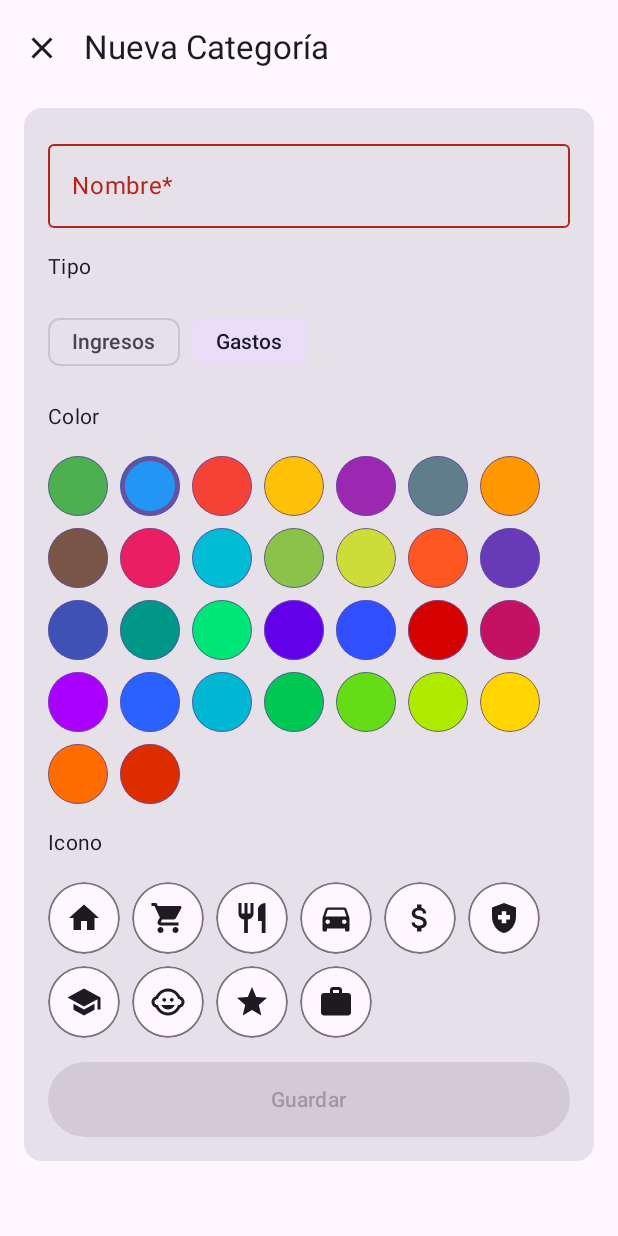
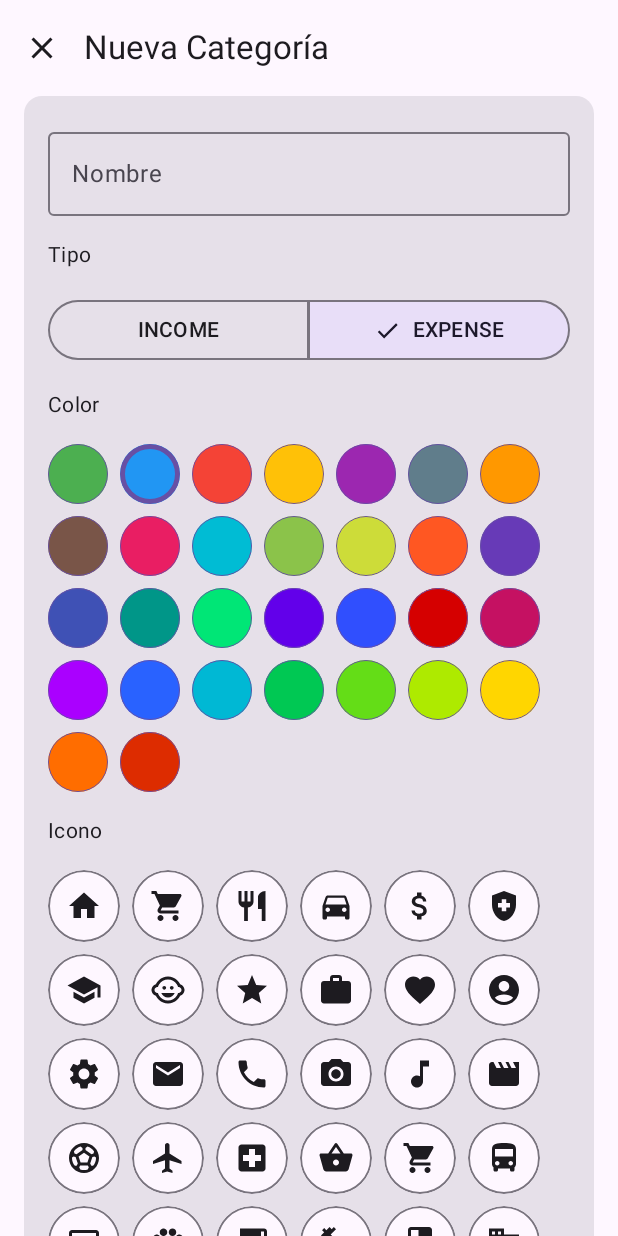
Before and after one commit to ing-fabiansuarez/GuardaditoApp, an Android app built with Jetpack Compose: the CategoryFormScreen screen opened through its navigation route, on a phone screen of 412 x 824 dp. Run offline under Robolectric (Android 15) with nearby library versions, the phone set to English and light mode, and no system bars; our stand-ins replace Room's generated code.

Commit message:
Se guardo correctamente la categoria

```diff
--- a/app/src/main/java/software/mys/guardaditoapp/data/local/entities/CategoryEntity.kt
+++ b/app/src/main/java/software/mys/guardaditoapp/data/local/entities/CategoryEntity.kt
@@ -3,12 +3,14 @@ package software.mys.guardaditoapp.data.local.entities
 import androidx.compose.material.icons.Icons
 import androidx.compose.material.icons.filled.ArrowDownward
 import androidx.compose.material.icons.filled.ArrowUpward
+import androidx.compose.material.icons.filled.Category
 import androidx.compose.material3.Icon
 import androidx.compose.ui.graphics.Color
 import androidx.room.Entity
 import androidx.room.PrimaryKey
 import software.mys.guardaditoapp.ui.models.CategoryUi
 import software.mys.guardaditoapp.ui.models.CategoryUiType
+import software.mys.guardaditoapp.ui.util.AppIcons
 
 @Entity(tableName = "categories")
 data class CategoryEntity(
@@ -18,15 +20,17 @@ data class CategoryEntity(
     val color: Long, // Color en formato ARGB
     val iconName: String // Nuevo campo para el icono
 )
+
 // Extensión mejorada para convertir CategoryEntity a CategoryUi
 fun CategoryEntity.toCategoryUi(): CategoryUi {
     return CategoryUi(
         title = this.name,
-        color = Color(this.color),
+        color = this.color,
         type = when(this.type) {
             CategoryEntityType.INCOME -> CategoryUiType.INCOME
             CategoryEntityType.EXPENSE -> CategoryUiType.EXPENSE
         },
+        icon = AppIcons.getIconByName(this.iconName)
     )
 }
 enum class CategoryEntityType {
--- a/app/src/main/java/software/mys/guardaditoapp/ui/models/CategoryUi.kt
+++ b/app/src/main/java/software/mys/guardaditoapp/ui/models/CategoryUi.kt
@@ -12,23 +12,10 @@ import androidx.compose.runtime.Composable
 
 import androidx.compose.ui.graphics.vector.ImageVector
 
-// Lista de iconos disponibles
-val availableIcons = listOf(
-    Icons.Default.Home,
-    Icons.Default.ShoppingCart,
-    Icons.Default.Restaurant,
-    Icons.Default.DirectionsCar,
-    Icons.Default.AttachMoney,
-    Icons.Default.HealthAndSafety,
-    Icons.Default.School,
-    Icons.Default.ChildCare,
-    Icons.Default.Star,
-    Icons.Default.Work
-)
 
 data class CategoryUi(
     val title: String,
-    val color: Color = Color.Black,
+    val color: Long = 0xFF2196F3,
     val type: CategoryUiType = CategoryUiType.EXPENSE,
     val icon: ImageVector = Icons.Default.Category
 ) {
@@ -39,23 +26,12 @@ data class CategoryUi(
                 CategoryUiType.INCOME -> CategoryEntityType.INCOME
                 CategoryUiType.EXPENSE -> CategoryEntityType.EXPENSE
             },
-            color = this.color.value.toLong(),
+            color = this.color,
             iconName = icon.name // Guardamos el nombre del icono
         )
     }
 }
 
-fun CategoryEntity.toCategoryUi(): CategoryUi {
-    return CategoryUi(
-        title = this.name,
-        color = Color(this.color),
-        type = when(this.type) {
-            CategoryEntityType.INCOME -> CategoryUiType.INCOME
-            CategoryEntityType.EXPENSE -> CategoryUiType.EXPENSE
-        },
-        icon = availableIcons.find { it.name == iconName } ?: Icons.Default.Category
-    )
-}
 
 
 // Definimos un enum para los tipos de categorías.
--- a/app/src/main/java/software/mys/guardaditoapp/ui/screen/CategoryFormScreen.kt
+++ b/app/src/main/java/software/mys/guardaditoapp/ui/screen/CategoryFormScreen.kt
@@ -9,13 +9,14 @@ import androidx.compose.foundation.layout.Box
 import androidx.compose.foundation.layout.Column
 import androidx.compose.foundation.layout.ExperimentalLayoutApi
 import androidx.compose.foundation.layout.FlowRow
-import androidx.compose.foundation.layout.Row
 import androidx.compose.foundation.layout.fillMaxWidth
 import androidx.compose.foundation.layout.height
 import androidx.compose.foundation.layout.imePadding
 import androidx.compose.foundation.layout.padding
 import androidx.compose.foundation.layout.size
+import androidx.compose.foundation.rememberScrollState
 import androidx.compose.foundation.shape.CircleShape
+import androidx.compose.foundation.verticalScroll
 import androidx.compose.material.icons.Icons
 import androidx.compose.material.icons.filled.Close
 import androidx.compose.material3.AlertDialog
@@ -23,12 +24,14 @@ import androidx.compose.material3.Button
 import androidx.compose.material3.Card
 import androidx.compose.material3.CircularProgressIndicator
 import androidx.compose.material3.ExperimentalMaterial3Api
-import androidx.compose.material3.FilterChip
 import androidx.compose.material3.Icon
 import androidx.compose.material3.IconButton
 import androidx.compose.material3.MaterialTheme
 import androidx.compose.material3.OutlinedTextField
 import androidx.compose.material3.Scaffold
+import androidx.compose.material3.SegmentedButton
+import androidx.compose.material3.SegmentedButtonDefaults
+import androidx.compose.material3.SingleChoiceSegmentedButtonRow
 import androidx.compose.material3.Text
 import androidx.compose.material3.TopAppBar
 import androidx.compose.runtime.getValue
@@ -38,10 +41,11 @@ import androidx.compose.ui.graphics.Color
 import androidx.compose.ui.unit.dp
 import androidx.lifecycle.viewmodel.compose.viewModel
 import software.mys.guardaditoapp.ui.viewmodel.CategoryFormViewModel
-import androidx.compose.runtime.collectAsState
 import androidx.compose.ui.Alignment
+import androidx.compose.ui.graphics.vector.ImageVector
+import software.mys.guardaditoapp.ui.util.AppIcons
 import software.mys.guardaditoapp.ui.models.CategoryUiType
-import software.mys.guardaditoapp.ui.models.availableIcons
+import software.mys.guardaditoapp.ui.util.AppColors
 
 
 @OptIn(ExperimentalMaterial3Api::class, ExperimentalLayoutApi::class)
@@ -67,7 +71,6 @@ fun CategoryFormScreen(
             }
         )
     }
-
     Scaffold(
         topBar = {
             TopAppBar(
@@ -84,99 +87,33 @@ fun CategoryFormScreen(
                 .padding(paddingValues)
                 .fillMaxWidth()
                 .imePadding()
-                .padding(horizontal = 16.dp, vertical = 8.dp)
+                .verticalScroll(rememberScrollState())
+                .padding(start = 16.dp, end = 16.dp, bottom = 16.dp)
         ) {
             Column(
                 modifier = Modifier.padding(16.dp),
-                verticalArrangement = Arrangement.spacedBy(16.dp)
+                verticalArrangement = Arrangement.spacedBy(16.dp),
             ) {
-                // Campo Nombre
                 OutlinedTextField(
                     value = uiState.name,
                     onValueChange = viewModel::setName,
-                    label = { Text("Nombre*") },
+                    label = { Text("Nombre") },
                     modifier = Modifier.fillMaxWidth(),
-                    singleLine = true,
-                    isError = uiState.name.isBlank()
+                    singleLine = true
                 )
+                InputCategoryType(
+                    modifier = Modifier.fillMaxWidth(),
+                    selectedType = uiState.selectedType,
+                    onTypeSelected = { type: CategoryUiType -> viewModel.setType(type) }
+                )
+                InputColor(onColorSelected = { colorValue ->
+                    viewModel.setColor(colorValue)
+                }, selectedColor = uiState.selectedColor)
 
-                // Selección de Tipo
-                Text("Tipo", style = MaterialTheme.typography.bodyMedium)
-                Row(
-                    modifier = Modifier.fillMaxWidth(),
-                    horizontalArrangement = Arrangement.spacedBy(8.dp)
-                ) {
-                    CategoryUiType.entries.forEach { type ->
-                        FilterChip(
-                            selected = type == uiState.selectedType,
-                            onClick = { viewModel.setType(type) },
-                            label = { Text(type.getTabName()) }
-                        )
-                    }
-                }
+                InputIcon(onIconSelected = { icon: ImageVector ->
+                    viewModel.setIcon(icon)
+                }, selectedIcon = uiState.selectedIcon)
 
-                // Selección de Color
-                Text("Color", style = MaterialTheme.typography.bodyMedium)
-                FlowRow(
-                    modifier = Modifier.fillMaxWidth(),
-                    horizontalArrangement = Arrangement.spacedBy(8.dp),
-                    verticalArrangement = Arrangement.spacedBy(8.dp),
-                ) {
-                    listOf(
-                        0xFF4CAF50, 0xFF2196F3, 0xFFF44336, 0xFFFFC107,
-                        0xFF9C27B0, 0xFF607D8B, 0xFFFF9800, 0xFF795548,
-                        0xFFE91E63, 0xFF00BCD4, 0xFF8BC34A, 0xFFCDDC39,
-                        0xFFFF5722, 0xFF673AB7, 0xFF3F51B5, 0xFF009688,
-                        0xFF00E676, 0xFF6200EA, 0xFF304FFE, 0xFFD50000,
-                        0xFFC51162, 0xFFAA00FF, 0xFF2962FF, 0xFF00B8D4,
-                        0xFF00C853, 0xFF64DD17, 0xFFAEEA00, 0xFFFFD600,
-                        0xFFFF6D00, 0xFFDD2C00
-                    ).forEach { colorValue ->
-                        Box(
-                            modifier = Modifier
-                                .size(40.dp)
-                                .clip(CircleShape)
-                                .background(Color(colorValue))
-                                .border(
-                                    width = if (colorValue == uiState.selectedColor) 3.dp else 0.dp,
-                                    color = MaterialTheme.colorScheme.primary,
-                                    shape = CircleShape
-                                )
-                                .clickable { viewModel.setColor(colorValue) }
-                        )
-                    }
-                }
-
-                Text("Icono", style = MaterialTheme.typography.bodyMedium)
-                FlowRow(
-                    modifier = Modifier.fillMaxWidth(),
-                    horizontalArrangement = Arrangement.spacedBy(8.dp),
-                    verticalArrangement = Arrangement.spacedBy(8.dp),
-                ) {
-                    availableIcons.forEach { icon ->
-                        Box(
-                            modifier = Modifier
-                                .size(48.dp)
-                                .clip(CircleShape)
-                                .background(MaterialTheme.colorScheme.surface)
-                                .border(
-                                    width = if (icon == uiState.selectedIcon) 2.dp else 1.dp,
-                                    color = if (icon == uiState.selectedIcon)
-                                        MaterialTheme.colorScheme.primary
-                                    else MaterialTheme.colorScheme.outline,
-                                    shape = CircleShape
-                                )
-                                .clickable { viewModel.setIcon(icon) },
-                            contentAlignment = Alignment.Center
-                        ) {
-                            Icon(
-                                imageVector = icon,
-                                contentDescription = null,
-                                tint = MaterialTheme.colorScheme.onSurface
-                            )
-                        }
-                    }
-                }
 
                 // Botón Guardar
                 Button(
@@ -199,3 +136,92 @@ fun CategoryFormScreen(
         }
     }
 }
+
+@OptIn(ExperimentalLayoutApi::class)
+@Composable
+fun InputIcon(onIconSelected: (ImageVector) -> Unit, selectedIcon: ImageVector) {
+    Text("Icono", style = MaterialTheme.typography.bodyMedium)
+    FlowRow(
+        modifier = Modifier.fillMaxWidth(),
+        horizontalArrangement = Arrangement.spacedBy(8.dp),
+        verticalArrangement = Arrangement.spacedBy(8.dp),
+    ) {
+        AppIcons.getAllIcons().map { it.second }.forEach { icon ->
+            Box(
+                modifier = Modifier
+                    .size(48.dp)
+                    .clip(CircleShape)
+                    .background(MaterialTheme.colorScheme.surface)
+                    .border(
+                        width = if (icon == selectedIcon) 2.dp else 1.dp,
+                        color = if (icon == selectedIcon)
+                            MaterialTheme.colorScheme.primary
+                        else MaterialTheme.colorScheme.outline,
+                        shape = CircleShape
+                    )
+                    .clickable { onIconSelected(icon) },
+                contentAlignment = Alignment.Center
+            ) {
+                Icon(
+                    imageVector = icon,
+                    contentDescription = null,
+                    tint = MaterialTheme.colorScheme.onSurface
+                )
+            }
+        }
+    }
+
+}
+
+@OptIn(ExperimentalLayoutApi::class)
+@Composable
+fun InputColor(onColorSelected: (Long) -> Unit = {}, selectedColor: Long) {
+    Text("Color", style = MaterialTheme.typography.bodyMedium)
+    FlowRow(
+        modifier = Modifier.fillMaxWidth(),
+        horizontalArrangement = Arrangement.spacedBy(8.dp),
+        verticalArrangement = Arrangement.spacedBy(8.dp),
+    ) {
+        AppColors.colors.forEach { colorValue ->
+            Box(
+                modifier = Modifier
+                    .size(40.dp)
+                    .clip(CircleShape)
+                    .background(Color(colorValue))
+                    .border(
+                        width = if (colorValue == selectedColor) 3.dp else 0.dp,
+                        color = MaterialTheme.colorScheme.primary,
+                        shape = CircleShape
+                    )
+                    .clickable {
+                        onColorSelected(colorValue)
+                    }
+            )
+        }
+    }
+}
+
+
+@OptIn(ExperimentalMaterial3Api::class)
+@Composable
+fun InputCategoryType(
+    modifier: Modifier = Modifier,
+    selectedType: CategoryUiType,
+    onTypeSelected: (CategoryUiType) -> Unit
+) {
+    Text("Tipo", style = MaterialTheme.typography.bodyMedium)
+    SingleChoiceSegmentedButtonRow(modifier = Modifier.fillMaxWidth()) {
+        CategoryUiType.entries.forEachIndexed { index, type ->
+            SegmentedButton(
+                shape = SegmentedButtonDefaults.itemShape(
+                    index = index,
+                    count = CategoryUiType.entries.size
+                ),
+                onClick = { onTypeSelected(type) },
+                selected = selectedType == type,
+                label = { Text(type.name) }
+            )
+        }
+
+    }
+}
--- a/app/src/main/java/software/mys/guardaditoapp/ui/screen/tabs/CategoriesTab.kt
+++ b/app/src/main/java/software/mys/guardaditoapp/ui/screen/tabs/CategoriesTab.kt
@@ -216,7 +216,7 @@ fun CategoryItem(category: CategoryUi, onDelete: () -> Unit = {}) {
                     .size(40.dp)
                     .clip(CircleShape)
                     .clickable { }
-                    .background(color = category.color) // Asigna el color aquí
+                    .background(color = Color(category.color)) // Asigna el color aquí
                 ,
                 contentAlignment = Alignment.Center
             ) {
--- /dev/null
+++ b/app/src/main/java/software/mys/guardaditoapp/ui/util/AppColors.kt
@@ -0,0 +1,18 @@
+package software.mys.guardaditoapp.ui.util
+
+import androidx.compose.ui.graphics.Color
+
+object AppColors {
+
+    val colors =
+        listOf(
+            0xFF4CAF50, 0xFF2196F3, 0xFFF44336, 0xFFFFC107,
+            0xFF9C27B0, 0xFF607D8B, 0xFFFF9800, 0xFF795548,
+            0xFFE91E63, 0xFF00BCD4, 0xFF8BC34A, 0xFFCDDC39,
+            0xFFFF5722, 0xFF673AB7, 0xFF3F51B5, 0xFF009688,
+            0xFF00E676, 0xFF6200EA, 0xFF304FFE, 0xFFD50000,
+            0xFFC51162, 0xFFAA00FF, 0xFF2962FF, 0xFF00B8D4,
+            0xFF00C853, 0xFF64DD17, 0xFFAEEA00, 0xFFFFD600,
+            0xFFFF6D00, 0xFFDD2C00
+        )
+}
--- /dev/null
+++ b/app/src/main/java/software/mys/guardaditoapp/ui/util/AppIcons.kt
@@ -0,0 +1,55 @@
+package software.mys.guardaditoapp.ui.util
+
+import androidx.compose.material.icons.Icons
+import androidx.compose.material.icons.automirrored.filled.Help
+import androidx.compose.material.icons.filled.*
+import androidx.compose.material.icons.filled.Help
+import androidx.compose.ui.graphics.vector.ImageVector
+
+object AppIcons {
+    private val iconMap: Map<String, ImageVector> = mapOf(
+        "Default.Home" to Icons.Default.Home,
+        "Default.ShoppingCart" to Icons.Default.ShoppingCart,
+        "Default.Restaurant" to Icons.Default.Restaurant,
+        "Default.DirectionsCar" to Icons.Default.DirectionsCar,
+        "Default.AttachMoney" to Icons.Default.AttachMoney,
+        "Default.HealthAndSafety" to Icons.Default.HealthAndSafety,
+        "Default.School" to Icons.Default.School,
+        "Default.ChildCare" to Icons.Default.ChildCare,
+        "Default.Star" to Icons.Default.Star,
+        "Default.Work" to Icons.Default.Work,
+        "Default.Favorite" to Icons.Default.Favorite,
+        "Default.AccountCircle" to Icons.Default.AccountCircle,
+        "Default.Settings" to Icons.Default.Settings,
+        "Default.Email" to Icons.Default.Email,
+        "Default.Phone" to Icons.Default.Phone,
+        "Default.CameraAlt" to Icons.Default.CameraAlt,
+        "Default.MusicNote" to Icons.Default.MusicNote,
+        "Default.Movie" to Icons.Default.Movie,
+        "Default.SportsSoccer" to Icons.Default.SportsSoccer,
+        "Default.Flight" to Icons.Default.Flight,
+        "Default.LocalHospital" to Icons.Default.LocalHospital,
+        "Default.ShoppingBasket" to Icons.Default.ShoppingBasket,
+        "Default.LocalGroceryStore" to Icons.Default.LocalGroceryStore,
+        "Default.DirectionsBus" to Icons.Default.DirectionsBus,
+        "Default.Computer" to Icons.Default.Computer,
+        "Default.Pets" to Icons.Default.Pets,
+        "Default.LocalCafe" to Icons.Default.LocalCafe,
+        "Default.FitnessCenter" to Icons.Default.FitnessCenter,
+        "Default.Book" to Icons.Default.Book,
+        "Default.Business" to Icons.Default.Business,
+        "AutoMirrored.Filled.Help" to Icons.AutoMirrored.Filled.Help
+    )
+
+    fun getIconByName(name: String): ImageVector {
+        return iconMap[name] ?: Icons.AutoMirrored.Filled.Help // Icono por defecto si no encuentra
+    }
+
+    fun getNameByIcon(icon: ImageVector): String {
+        return iconMap.entries.firstOrNull { it.value == icon }?.key ?: "Default.Help"
+    }
+
+    fun getAllIcons(): List<Pair<String, ImageVector>> {
+        return iconMap.entries.map { it.toPair() }
+    }
+}
--- a/app/src/main/java/software/mys/guardaditoapp/ui/viewmodel/CategoryFormViewModel.kt
+++ b/app/src/main/java/software/mys/guardaditoapp/ui/viewmodel/CategoryFormViewModel.kt
@@ -51,6 +51,8 @@ class CategoryFormViewModel(application: Application) : AndroidViewModel(applica
                     val category = CategoryUi(
                         title = _uiState.value.name,
                         type = _uiState.value.selectedType,
+                        color = _uiState.value.selectedColor,
+                        icon = _uiState.value.selectedIcon
                     )
                     repository.insert(category.toEntity())
                     _uiState.value = _uiState.value.copy(isLoading = false)
```
